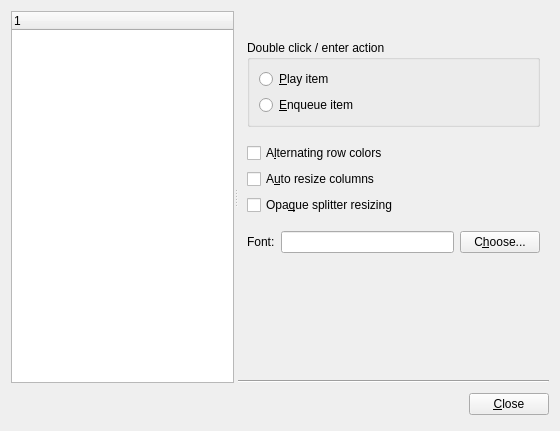
Above: ui/preferencesdialog.ui from 02strich/qmpdclient-ne before the change. Below: the same form after it.
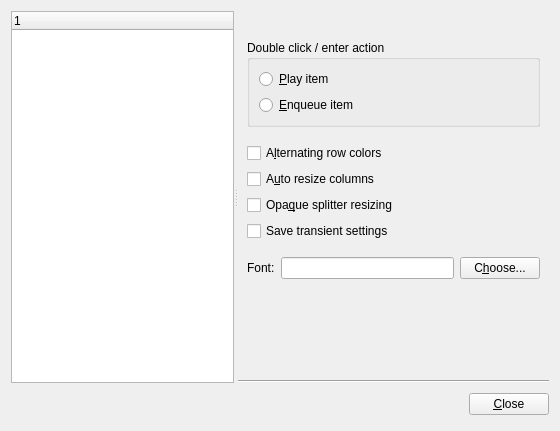
That is the form after the change. The open tabs and pages were chosen to show the change.

Commit message: Making windows pos etc. storing optional

```diff
--- a/ui/preferencesdialog.ui
+++ b/ui/preferencesdialog.ui
@@ -504,6 +504,13 @@
              </property>
             </widget>
            </item>
+           <item>
+            <widget class="QCheckBox" name="transientSettingsCheck">
+             <property name="text">
+              <string>Save transient settings</string>
+             </property>
+            </widget>
+           </item>
            <item>
             <spacer>
              <property name="orientation">
```
Left out of the diff: 2 changed lines with no effect on the pictures. The commit also changes 3 other files.
